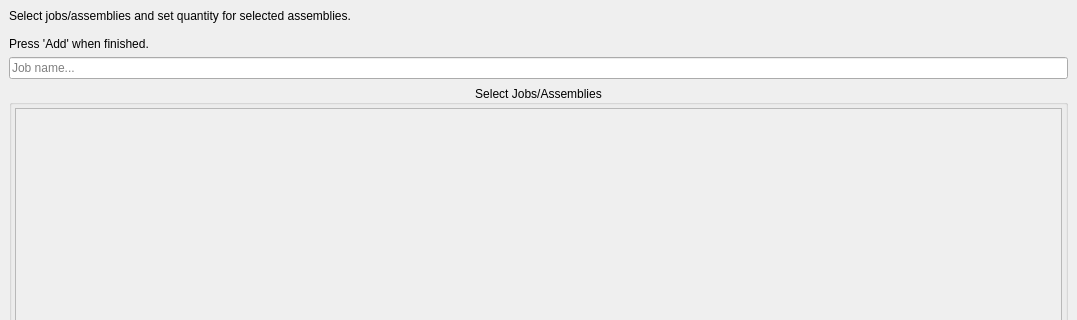
TheCodingJsoftware/Invigo, file ui/dialogs/job_generator.ui: the form before one commit; both pictures show x 0 to 1077 and y 0 to 320 of the 1077 by 619 pixel window.
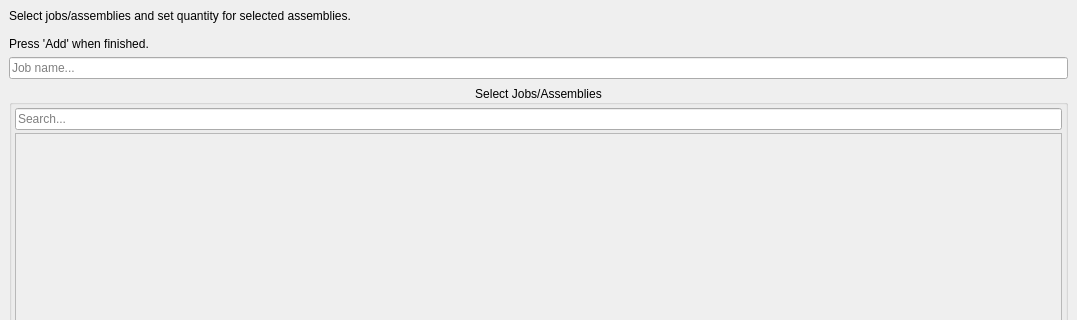
The form after the commit.

Commit message: Search assemblies

What changed in the file:
```diff
--- a/ui/dialogs/job_generator.ui
+++ b/ui/dialogs/job_generator.ui
@@ -143,6 +143,16 @@
              <property name="bottomMargin">
               <number>3</number>
              </property>
+             <item>
+              <widget class="QLineEdit" name="lineEdit_search">
+               <property name="placeholderText">
+                <string>Search...</string>
+               </property>
+               <property name="clearButtonEnabled">
+                <bool>true</bool>
+               </property>
+              </widget>
+             </item>
              <item>
               <widget class="QScrollArea" name="scrollArea_2">
                <property name="widgetResizable">
@@ -153,8 +163,8 @@
                  <rect>
                   <x>0</x>
                   <y>0</y>
-                  <width>1049</width>
-                  <height>428</height>
+                  <width>1047</width>
+                  <height>386</height>
                  </rect>
                 </property>
                 <layout class="QVBoxLayout" name="verticalLayout_5">
```
Left out of the diff: 3 changed lines with no effect on the pictures. The commit also changes 2 other files.
